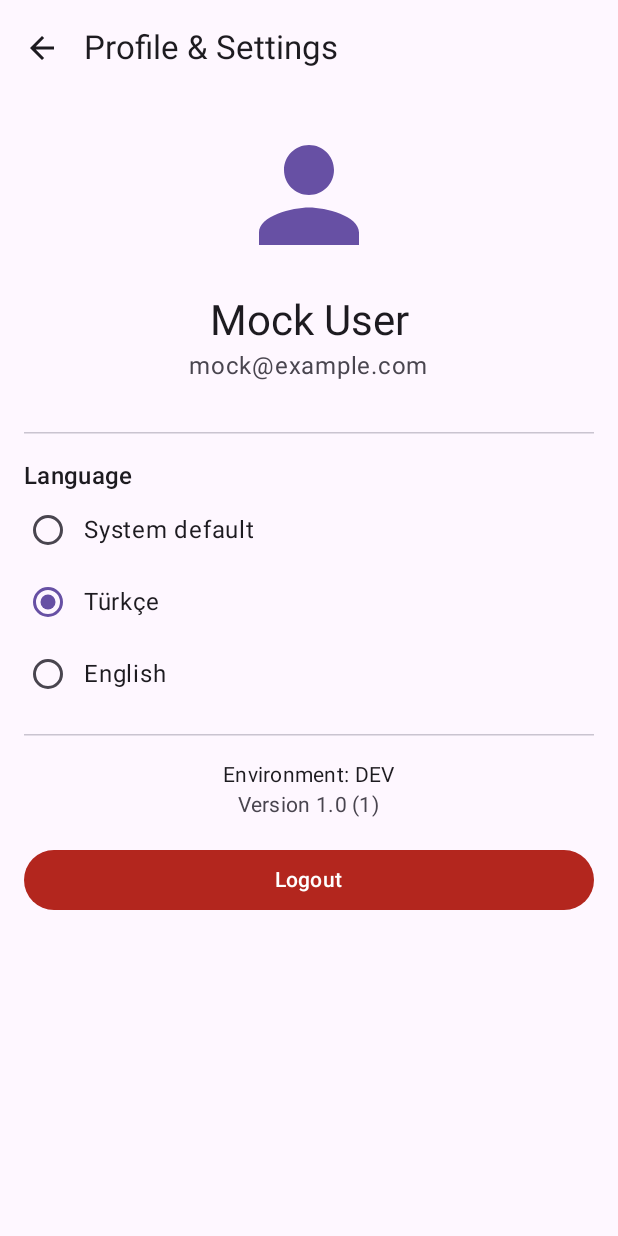
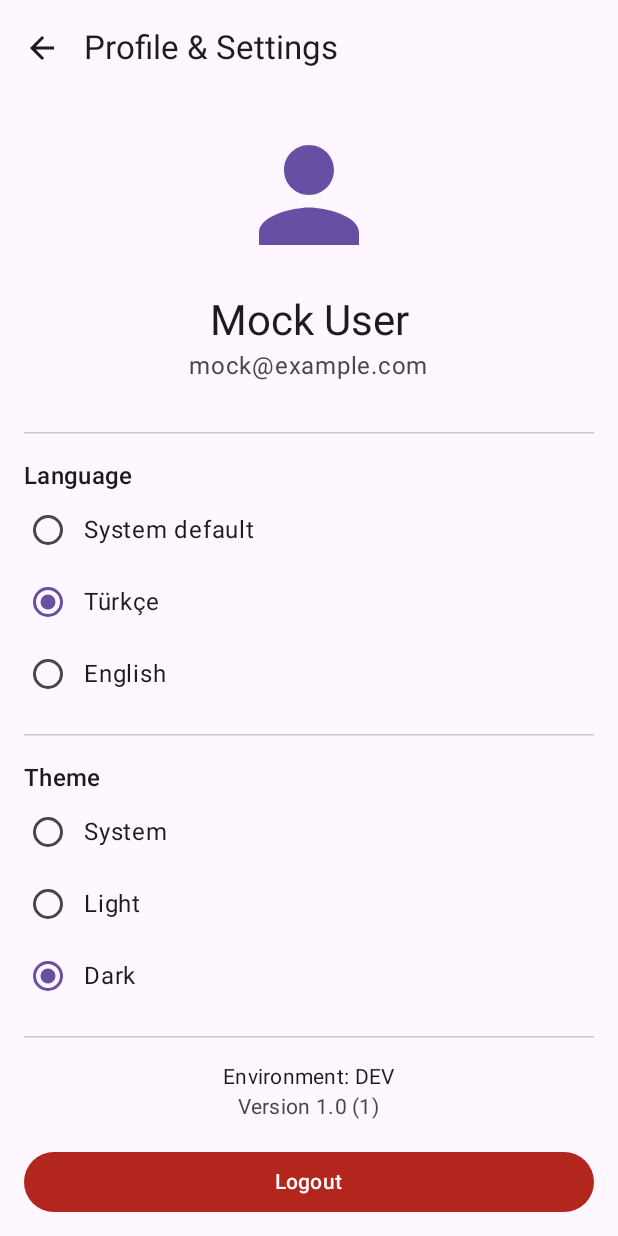
Before and after one commit to alianikaydin/KmpDemoApplication, an Android app built with Jetpack Compose: the @Preview function SettingsContentPreview, on a phone screen of 412 x 824 dp. Run offline under Robolectric (Android 15) with nearby library versions, the phone set to English and light mode, and no system bars; our stand-ins replace Compose Multiplatform resources, Voyager.

Commit message:
T5: Add the theme picker to Settings
Co-Authored-By: Claude Opus 5.5 (1M context) <noreply@anthropic.com>
Claude-Session: https://claude.ai/code/session_01JBVNCAaAyQeCMoa38smdMk

```diff
--- a/shared/src/commonMain/composeResources/values-tr/strings.xml
+++ b/shared/src/commonMain/composeResources/values-tr/strings.xml
@@ -50,4 +50,8 @@
     <string name="error_server">Bir şeyler ters gitti. Lütfen tekrar deneyin.</string>
     <string name="error_unknown">Bir şeyler ters gitti. Lütfen tekrar deneyin.</string>
     <string name="error_session_expired">Oturumunuzun süresi doldu. Lütfen tekrar giriş yapın.</string>
+    <string name="settings_theme">Tema</string>
+    <string name="theme_system">Sistem</string>
+    <string name="theme_light">Açık</string>
+    <string name="theme_dark">Koyu</string>
 </resources>
--- a/shared/src/commonMain/composeResources/values/strings.xml
+++ b/shared/src/commonMain/composeResources/values/strings.xml
@@ -50,4 +50,8 @@
     <string name="error_server">Something went wrong. Please try again.</string>
     <string name="error_unknown">Something went wrong. Please try again.</string>
     <string name="error_session_expired">Your session expired. Please sign in again.</string>
+    <string name="settings_theme">Theme</string>
+    <string name="theme_system">System</string>
+    <string name="theme_light">Light</string>
+    <string name="theme_dark">Dark</string>
 </resources>
--- a/shared/src/commonMain/kotlin/com/anksoft/myapplication/features/settings/presentation/SettingsScreen.kt
+++ b/shared/src/commonMain/kotlin/com/anksoft/myapplication/features/settings/presentation/SettingsScreen.kt
@@ -21,6 +21,8 @@ import cafe.adriel.voyager.koin.koinScreenModel
 import cafe.adriel.voyager.navigator.LocalNavigator
 import cafe.adriel.voyager.navigator.currentOrThrow
 import com.anksoft.myapplication.core.preferences.AppLanguage
+import com.anksoft.myapplication.core.preferences.ThemeMode
+import com.anksoft.myapplication.core.presentation.theme.AppTheme
 import com.anksoft.myapplication.features.auth.presentation.login.LoginScreen
 import myapplication.shared.generated.resources.Res
 import myapplication.shared.generated.resources.common_back
@@ -125,6 +127,17 @@ fun SettingsContent(
 
             Spacer(modifier = Modifier.height(16.dp))
 
+            ThemePicker(
+                selected = state.selectedThemeMode,
+                onSelect = { onEvent(SettingsEvent.ThemeModeSelect(it)) }
+            )
+
+            Spacer(modifier = Modifier.height(16.dp))
+
+            HorizontalDivider()
+
+            Spacer(modifier = Modifier.height(16.dp))
+
             Text(
                 text = stringResource(Res.string.settings_environment, state.environmentName),
                 style = MaterialTheme.typography.bodyMedium,
@@ -199,9 +212,27 @@ private fun SettingsContentPreview() {
             environmentName = "DEV",
             versionName = "1.0",
             versionCode = 1,
-            selectedLanguage = AppLanguage.TURKISH
+            selectedLanguage = AppLanguage.TURKISH,
+            selectedThemeMode = ThemeMode.DARK
         ),
         onEvent = {},
         onBackClick = {}
     )
 }
+
+@Preview
+@Composable
+private fun SettingsContentDarkPreview() {
+    AppTheme(darkTheme = true) {
+        SettingsContent(
+            state = SettingsState(
+                environmentName = "DEV",
+                versionName = "1.0",
+                versionCode = 1,
+                selectedThemeMode = ThemeMode.DARK
+            ),
+            onEvent = {},
+            onBackClick = {}
+        )
+    }
+}
--- a/shared/src/commonMain/kotlin/com/anksoft/myapplication/features/settings/presentation/SettingsTestTags.kt
+++ b/shared/src/commonMain/kotlin/com/anksoft/myapplication/features/settings/presentation/SettingsTestTags.kt
@@ -8,4 +8,7 @@ internal object SettingsTestTags {
     const val LANGUAGE_SYSTEM = "settings_language_system"
     const val LANGUAGE_TURKISH = "settings_language_tr"
     const val LANGUAGE_ENGLISH = "settings_language_en"
+    const val THEME_SYSTEM = "settings_theme_system"
+    const val THEME_LIGHT = "settings_theme_light"
+    const val THEME_DARK = "settings_theme_dark"
 }
--- /dev/null
+++ b/shared/src/commonMain/kotlin/com/anksoft/myapplication/features/settings/presentation/ThemePicker.kt
@@ -0,0 +1,43 @@
+package com.anksoft.myapplication.features.settings.presentation
+
+import androidx.compose.runtime.Composable
+import androidx.compose.ui.Modifier
+import com.anksoft.myapplication.core.preferences.ThemeMode
+import myapplication.shared.generated.resources.Res
+import myapplication.shared.generated.resources.settings_theme
+import myapplication.shared.generated.resources.theme_dark
+import myapplication.shared.generated.resources.theme_light
+import myapplication.shared.generated.resources.theme_system
+import org.jetbrains.compose.resources.stringResource
+
+@Composable
+internal fun ThemePicker(
+    selected: ThemeMode,
+    onSelect: (ThemeMode) -> Unit,
+    modifier: Modifier = Modifier
+) {
+    val options = ThemeMode.entries.map { themeMode ->
+        RadioOption(
+            value = themeMode,
+            label = when (themeMode) {
+                ThemeMode.SYSTEM -> stringResource(Res.string.theme_system)
+                ThemeMode.LIGHT -> stringResource(Res.string.theme_light)
+                ThemeMode.DARK -> stringResource(Res.string.theme_dark)
+            },
+            testTag = themeMode.testTag()
+        )
+    }
+    SettingsRadioGroup(
+        title = stringResource(Res.string.settings_theme),
+        options = options,
+        selected = selected,
+        onSelect = onSelect,
+        modifier = modifier
+    )
+}
+
+private fun ThemeMode.testTag(): String = when (this) {
+    ThemeMode.SYSTEM -> SettingsTestTags.THEME_SYSTEM
+    ThemeMode.LIGHT -> SettingsTestTags.THEME_LIGHT
+    ThemeMode.DARK -> SettingsTestTags.THEME_DARK
+}
```
Also changed, not shown: shared/src/commonMain/kotlin/com/anksoft/myapplication/features/settings/presentation/SettingsScreenModel.kt (+12 -2 lines), 1 other file.
